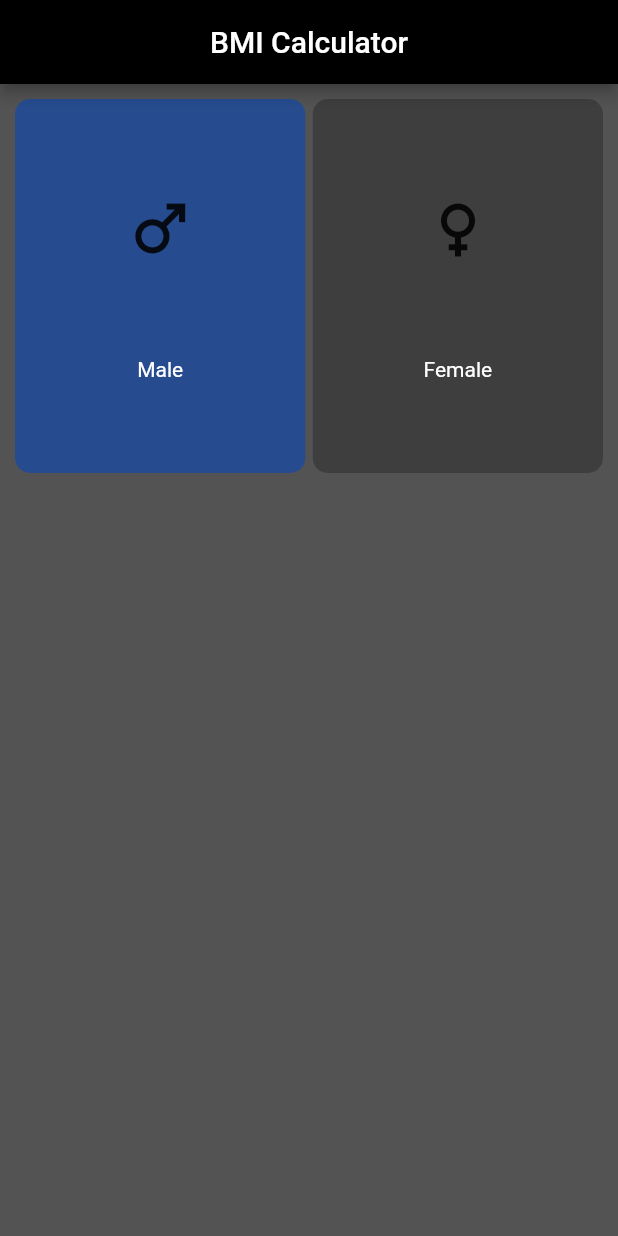
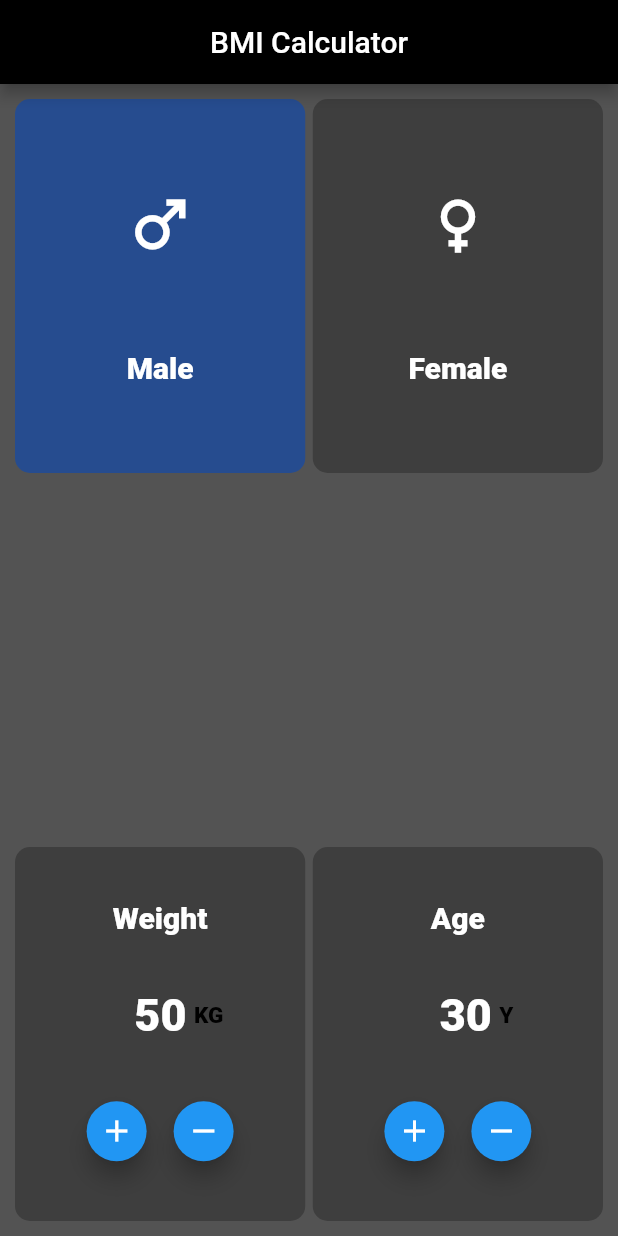
Before and after one commit to RamezHamdiSaeed/MyFlutterReference, a Flutter app: the screen it shows after launch, on a phone screen of 412 x 824 dp. Run offline on Flutter 3.47's test engine with Material 2 defaults, Android fonts, the light colour scheme and no system bars.

Commit message:
adding the counters

```diff
--- /dev/null
+++ b/lib/app/components/counter_manipulator.dart
@@ -0,0 +1,89 @@
+import 'package:flutter/material.dart';
+
+//! we used this component as a widget not like the other components since it has own state (counter) and we want to change it locally using setState without changing the state of the screen as a whole
+class CounterManipulator extends StatefulWidget {
+  final String text;
+  final String measureUnit;
+  final int counterDefaultValue;
+  const CounterManipulator(
+      {Key? key,
+      required this.text,
+      required this.counterDefaultValue,
+      required this.measureUnit})
+      : super(key: key);
+
+  @override
+  State<CounterManipulator> createState() => _CounterManipulatorState();
+}
+
+class _CounterManipulatorState extends State<CounterManipulator> {
+  int counter = 0;
+  @override
+  void initState() {
+    super.initState();
+    counter = widget.counterDefaultValue;
+  }
+
+  @override
+  Widget build(BuildContext context) {
+    return Expanded(
+        child: Container(
+      decoration: const BoxDecoration(
+          borderRadius: BorderRadius.all(Radius.circular(10)),
+          color: Colors.black26),
+      child: Column(
+        mainAxisAlignment: MainAxisAlignment.spaceEvenly,
+        children: [
+          Text(
+            widget.text,
+            style: Theme.of(context).textTheme.headline2,
+          ),
+          Padding(
+            padding: const EdgeInsets.only(left: 25.0),
+            child: Row(
+              mainAxisAlignment: MainAxisAlignment.center,
+              children: [
+                Text("$counter", style: Theme.of(context).textTheme.headline1),
+                const SizedBox(
+                  width: 5,
+                ),
+                Text(
+                  widget.measureUnit,
+                  style: Theme.of(context).textTheme.headline3,
+                )
+              ],
+            ),
+          ),
+          Row(
+            mainAxisAlignment: MainAxisAlignment.center,
+            children: [
+              FloatingActionButton(
+                onPressed: () {
+                  setState(
+                    () {
+                      counter++;
+                    },
+                  );
+                },
+                mini: true,
+                child: const Icon(Icons.add),
+              ),
+              const SizedBox(width: 10),
+              FloatingActionButton(
+                onPressed: () {
+                  setState(
+                    () {
+                      counter--;
+                    },
+                  );
+                },
+                mini: true,
+                child: const Icon(Icons.remove),
+              )
+            ],
+          )
+        ],
+      ),
+    ));
+  }
+}
--- a/lib/app/screens/home_page.dart
+++ b/lib/app/screens/home_page.dart
@@ -1,5 +1,5 @@
-import 'package:flutter/foundation.dart';
 import 'package:flutter/material.dart';
+import 'package:my_flutter_reference/app/components/counter_manipulator.dart';
 
 class HomePage extends StatefulWidget {
   const HomePage({Key? key}) : super(key: key);
@@ -31,7 +31,21 @@ class _HomePageState extends State<HomePage> {
               iconTextButton("Female", !isMale)
             ]),
             rowOfInputs([]),
-            rowOfInputs([])
+            rowOfInputs([
+              const CounterManipulator(
+                text: "Weight",
+                counterDefaultValue: 50,
+                measureUnit: "KG",
+              ),
+              const SizedBox(
+                width: 5,
+              ),
+              const CounterManipulator(
+                text: "Age",
+                counterDefaultValue: 30,
+                measureUnit: "Y",
+              )
+            ])
           ],
         ),
       ))),
@@ -71,7 +85,7 @@ class _HomePageState extends State<HomePage> {
             ),
             Text(
               text,
-              style: const TextStyle(color: Colors.white),
+              style: Theme.of(context).textTheme.headline2,
             )
           ],
         ),
--- a/lib/main.dart
+++ b/lib/main.dart
@@ -16,12 +16,21 @@ class BMI extends StatelessWidget {
       theme: ThemeData(
           appBarTheme: const AppBarTheme(backgroundColor: Colors.black),
           canvasColor: const Color.fromARGB(255, 83, 83, 83),
+          iconTheme: const IconThemeData(color: Colors.white),
           textTheme: const TextTheme(
               headline1: TextStyle(
+                  fontSize: 30,
+                  color: Colors.white,
+                  fontWeight: FontWeight.w900),
+              headline2: TextStyle(
                   fontSize: 20,
                   color: Colors.white,
-                  fontWeight: FontWeight.bold))),
-      home: HomePage(),
+                  fontWeight: FontWeight.w900),
+              headline3: TextStyle(
+                  fontSize: 15,
+                  color: Colors.black,
+                  fontWeight: FontWeight.w900))),
+      home: const HomePage(),
       //const Result(
       //   age: 25,
       //   heightInM: 1.7,
```
Also changed, not shown: 1 other file.
